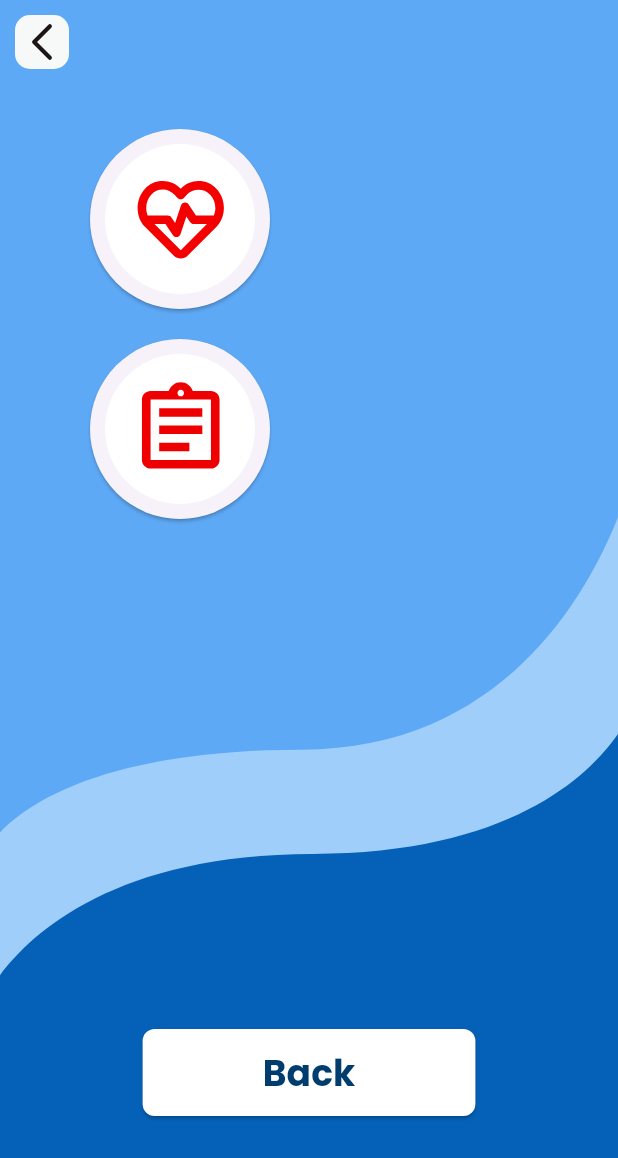
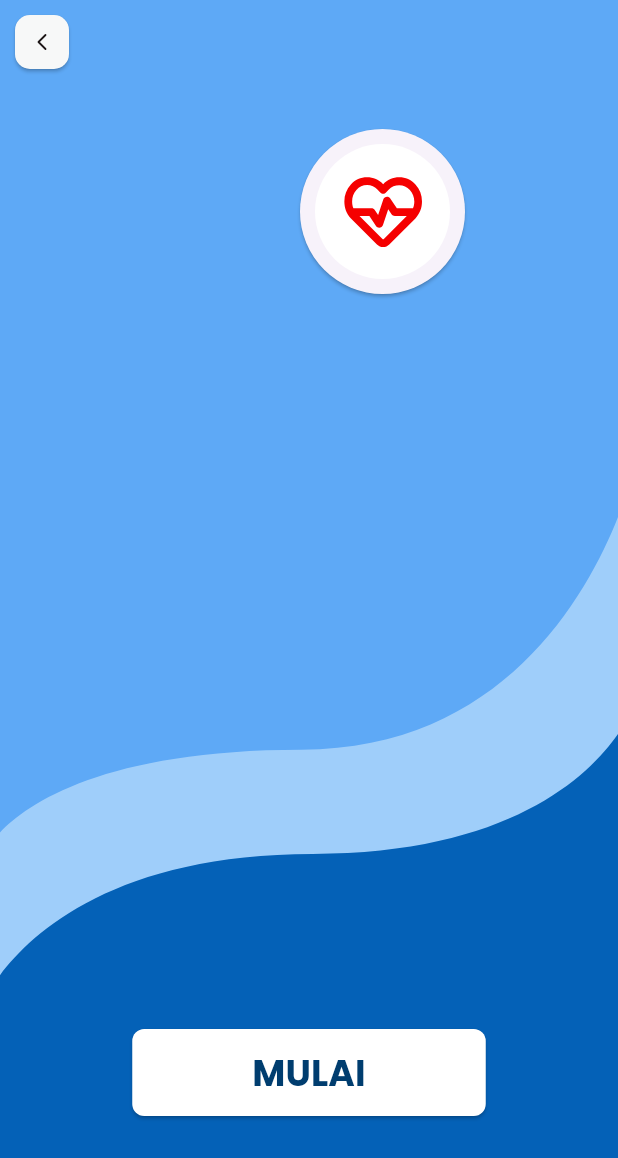
Before and after one commit to NanoCipto/UI-HeartMonitoring, a Flutter app: the screen it shows after launch, after a tap on an icon or button, on a phone screen of 412 x 824 dp. Shown: the top 1158 px of the screen. Run offline on Flutter 3.47's test engine with Material 3 defaults, Android fonts, the phone set to English and light mode, and no system bars; our stand-ins replace flutter_svg.

Commit message:
main menu done

```diff
--- a/Project Inka/lib/pages/home.dart
+++ b/Project Inka/lib/pages/home.dart
@@ -1,3 +1,5 @@
+import 'package:fitness/pages/hrv_pages.dart';
+import 'package:fitness/pages/quesioner_pages.dart';
 import 'package:flutter/material.dart';
 import 'package:flutter_svg/flutter_svg.dart';
 
@@ -10,11 +12,25 @@ class HomePage extends StatelessWidget {
       appBar: AppBar(
       backgroundColor: const Color.fromRGBO(94, 169, 246, 1),
       leading: Container(
-          margin: EdgeInsets.all(10),
-          child: SvgPicture.asset('assets/icons/Arrow - Left 2.svg'),
-          decoration: BoxDecoration(
-              color: Color(0xffF7F8F8),
-              borderRadius: BorderRadius.circular(10)),
+        margin: EdgeInsets.all(10), // Jarak tombol dari tepi
+        child: ElevatedButton(
+          onPressed: () {
+            // Navigator Pop untuk kembali ke menu sebelumnya
+            // Navigator.pop(context);
+          },
+          style: ElevatedButton.styleFrom(
+            backgroundColor: Color(0xffF7F8F8), // Warna latar tombol
+            padding: EdgeInsets.all(10), // Padding di dalam tombol
+            shape: RoundedRectangleBorder(
+              borderRadius: BorderRadius.circular(10), // Bentuk sudut bulat
+            ),
+          ),
+          child: SvgPicture.asset(
+            'assets/icons/Arrow - Left 2.svg', // Gambar ikon panah kiri
+            width: 24, // Lebar ikon
+            height: 24, // Tinggi ikon
+          ),
+        ),
       ),
     ),
       body: Stack(
@@ -26,64 +42,111 @@ class HomePage extends StatelessWidget {
               fit: BoxFit.cover, // Agar gambar menyesuaikan dengan layar
             ),
           ),
-          // Tombol Back bulat di kiri atas agak ke tengah
+
+          // Tombol HRV bulat di kiri atas agak ke tengah
           Positioned(
             top: 30, // Jarak dari atas layar
-            left: 60, // Jarak dari sisi kiri layar
+            left: 80, // Jarak dari sisi kiri layar
             child: ElevatedButton(
                 onPressed: () {
                   // Aksi ketika tombol bulat ditekan
+                  Navigator.push(
+                      context,
+                      MaterialPageRoute(
+                          builder: (context) =>
+                              HrvPages() //Menuju ke Halaman Hrv
+                          ));
                 },
                 style: ElevatedButton.styleFrom(
                   // backgroundColor: Colors.white, // Warna latar tombol
                   shape: CircleBorder(), // Membuat tombol berbentuk bulat
-                padding: EdgeInsets.all(10), // Ukuran padding untuk membuat tombol bulat
+                  padding: EdgeInsets.all(
+                      5), // Ukuran padding untuk membuat tombol bulat
                 ),
                 child: Transform.scale(
-                scale: 1,
+                  scale: 0.9,
                   child: SvgPicture.asset('assets/icons/HRV.svg'),
-              )
+                )),
           ),
+          Positioned(
+              top: 55, // Jarak dari atas layar
+              right: 100, // Jarak dari sisi kiri layar
+              child: GestureDetector(
+                onTap: () {
+                  Navigator.push(context,
+                      MaterialPageRoute(builder: (context) => HrvPages()));
+                },
+                child: Text(
+                  "CEK HRV",
+                  style: TextStyle(
+                      fontSize: 30,
+                      color: Colors.white,
+                      fontWeight: FontWeight.bold),
                 ),
+              )),
           // Tombol Back bulat di kiri bawah agak ke tengah
           Positioned(
             top: 170, // Jarak dari atas layar
-            left: 60, // Jarak dari sisi kiri layar
+            left: 80, // Jarak dari sisi kiri layar
             child: ElevatedButton(
                 onPressed: () {
                   // Aksi ketika tombol bulat ditekan
+                   Navigator.push(
+                      context,
+                      MaterialPageRoute(
+                          builder: (context) =>
+                              QuesionerPages() //Menuju ke Halaman Hrv
+                          ));
                 },
                 style: ElevatedButton.styleFrom(
                   // backgroundColor: Colors.white, // Warna latar tombol
                   shape: CircleBorder(), // Membuat tombol berbentuk bulat
-                padding: EdgeInsets.all(10), // Ukuran padding untuk membuat tombol bulat
+                  padding: EdgeInsets.all(
+                      5), // Ukuran padding untuk membuat tombol bulat
                 ),
                 child: Transform.scale(
-                scale: 1,
+                  scale: 0.9,
                   child: SvgPicture.asset('assets/icons/QUIZ.svg'),
-              )
+                )),
           ),
+          Positioned(
+              top: 200, // Jarak dari atas layar
+              right: 75, // Jarak dari sisi kiri layar
+              child: GestureDetector(
+                onTap: () {
+                  Navigator.push(context,
+                      MaterialPageRoute(builder: (context) => QuesionerPages()));
+                },
+                child : Text(
+                  "QUESIONER",
+                  style: TextStyle(
+                    fontSize: 30,
+                    color: Colors.white,
+                    fontWeight: FontWeight.bold,
                   ),
+              ))),
           // Tombol Back di atas background
           Positioned(
             bottom: 80, // Atur jarak tombol dari bawah layar
             left: 0,
             right: 0,
             child: Center(
-              child : ElevatedButton(
+              child: ElevatedButton(
                 onPressed: () {
                   // Aksi ketika tombol Back ditekan
                 },
                 style: ElevatedButton.styleFrom(
                   backgroundColor: Colors.white, // Warna latar tombol
                   foregroundColor: Colors.black, // Warna teks tombol
-                padding: EdgeInsets.symmetric(horizontal: 80, vertical: 12), // Ukuran padding
+                  padding: EdgeInsets.symmetric(
+                      horizontal: 80, vertical: 12), // Ukuran padding
                   shape: RoundedRectangleBorder(
-                  borderRadius: BorderRadius.circular(8), // Border persegi dengan sudut melengkung
+                    borderRadius: BorderRadius.circular(
+                        8), // Border persegi dengan sudut melengkung
                   ),
                 ),
                 child: Text(
-                'Back',
+                  'BACK',
                   style: TextStyle(
                       fontSize: 24,
                       fontWeight: FontWeight.bold,
--- /dev/null
+++ b/Project Inka/lib/pages/hrv_pages.dart
@@ -0,0 +1,97 @@
+import 'package:flutter/material.dart';
+import 'package:flutter_svg/flutter_svg.dart';
+
+class HrvPages extends StatelessWidget {
+  const HrvPages({super.key});
+
+  @override
+  Widget build(BuildContext context) {
+    return Scaffold(
+      appBar: AppBar(
+        backgroundColor: const Color.fromRGBO(94, 169, 246, 1),
+        leading: Container(
+          margin: EdgeInsets.all(10), // Jarak tombol dari tepi
+          child: ElevatedButton(
+            onPressed: () {
+              // Navigator Pop untuk kembali ke menu sebelumnya
+              Navigator.pop(context);
+            },
+            style: ElevatedButton.styleFrom(
+              backgroundColor: Color(0xffF7F8F8), // Warna latar tombol
+              padding: EdgeInsets.all(10), // Padding di dalam tombol
+              shape: RoundedRectangleBorder(
+                borderRadius: BorderRadius.circular(10), // Bentuk sudut bulat
+              ),
+            ),
+            child: SvgPicture.asset(
+              'assets/icons/Arrow - Left 2.svg', // Gambar ikon panah kiri
+              width: 24, // Lebar ikon
+              height: 24, // Tinggi ikon
+            ),
+          ),
+        ),
+      ),
+      body: Stack(
+        children: [
+          // Background SVG yang responsif
+          Positioned.fill(
+            child: SvgPicture.asset(
+              'assets/icons/background.svg',
+              fit: BoxFit.cover, // Agar gambar menyesuaikan dengan layar
+            ),
+          ),
+          // Tombol HRV bulat di kiri atas agak ke tengah
+          Positioned(
+            top: 30, // Jarak dari atas layar
+            left: 200, // Jarak dari sisi kiri layar
+            child: ElevatedButton(
+                onPressed: () {
+                  // Aksi ketika tombol bulat ditekan
+                },
+                style: ElevatedButton.styleFrom(
+                  // backgroundColor: Colors.white, // Warna latar tombol
+                  shape: CircleBorder(), // Membuat tombol berbentuk bulat
+                  padding: EdgeInsets.all(
+                      5), // Ukuran padding untuk membuat tombol bulat
+                ),
+                child: Transform.scale(
+                  scale: 0.9,
+                  child: SvgPicture.asset('assets/icons/HRV.svg'),
+                )),
+          ),
+          // Tombol Back
+          Positioned(
+            bottom: 80, // Atur jarak tombol dari bawah layar
+            left: 0,
+            right: 0,
+            child: Center(
+              child: ElevatedButton(
+                onPressed: () {
+                  // Aksi ketika tombol Back ditekan
+                  Navigator.pop(context);
+                },
+                style: ElevatedButton.styleFrom(
+                  backgroundColor: Colors.white, // Warna latar tombol
+                  foregroundColor: Colors.black, // Warna teks tombol
+                  padding: EdgeInsets.symmetric(
+                      horizontal: 80, vertical: 12), // Ukuran padding
+                  shape: RoundedRectangleBorder(
+                    borderRadius: BorderRadius.circular(
+                        8), // Border persegi dengan sudut melengkung
+                  ),
+                ),
+                child: Text(
+                  'MULAI',
+                  style: TextStyle(
+                      fontSize: 24,
+                      fontWeight: FontWeight.bold,
+                      color: const Color.fromARGB(255, 0, 61, 111)),
+                ),
+              ),
+            ),
+          ),
+        ],
+      ),
+    );
+  }
+}
--- /dev/null
+++ b/Project Inka/lib/pages/quesioner_pages.dart
@@ -0,0 +1,21 @@
+import 'package:flutter/material.dart';
+// import 'package:flutter_svg/flutter_svg.dart';
+
+class QuesionerPages extends StatelessWidget {
+  const QuesionerPages({super.key});
+
+  @override
+  Widget build(BuildContext context) {
+    return Scaffold(
+      appBar: AppBar(
+        title: Text("Halaman Quesioner"),
+      ),
+      body: Center(
+        child: Text(
+          'Selamat datang di halaman Quesioner!',
+          style: TextStyle(fontSize: 24),
+        ),
+      ),
+    );
+  }
+}
```
Lines whose indentation alone changed are shown as unchanged.
